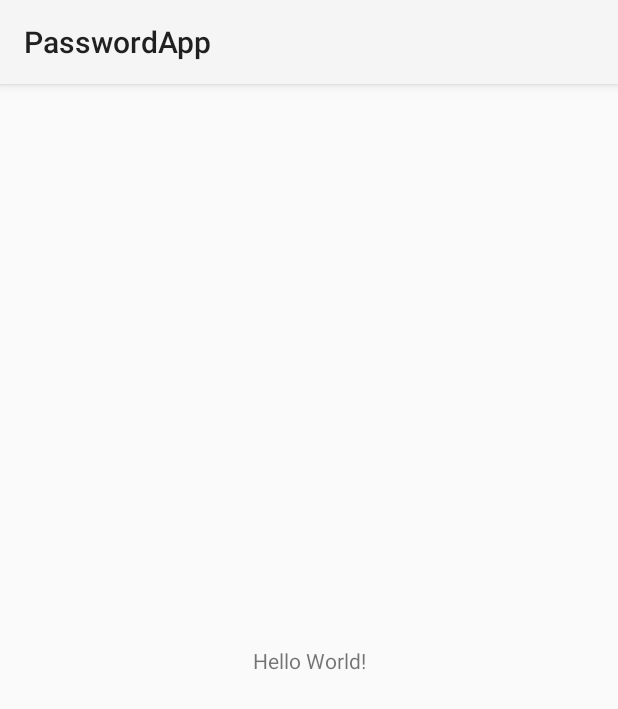
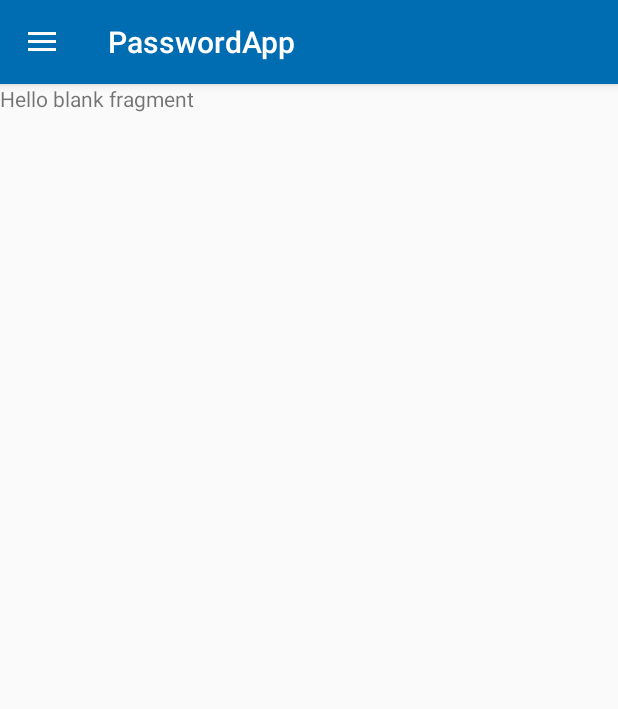
Before and after one commit to miguelapol/passwordapp, an Android app: the screen it shows after launch (MainActivity), on a phone screen of 412 x 824 dp. Shown: the top 709 px of the screen. Run offline under Robolectric (Android 15) with nearby library versions, the phone set to English and light mode, and no system bars.

Commit message:
creacion de menu deslizante

```diff
--- a/app/build.gradle
+++ b/app/build.gradle
@@ -35,4 +35,6 @@ dependencies {
     testImplementation 'junit:junit:4.13.2'
     androidTestImplementation 'androidx.test.ext:junit:1.1.3'
     androidTestImplementation 'androidx.test.espresso:espresso-core:3.4.0'
+
+    implementation 'com.google.android.material:material:1.6.1'
 }
--- a/app/src/main/AndroidManifest.xml
+++ b/app/src/main/AndroidManifest.xml
@@ -10,11 +10,12 @@
         android:roundIcon="@mipmap/icon_password_round"
         android:label="@string/app_name"
         android:supportsRtl="true"
-        android:theme="@style/Theme.PasswordApp"
+        android:theme="@style/AppTheme"
         tools:targetApi="31">
         <activity
             android:name=".MainActivity"
-            android:exported="true">
+            android:exported="true"
+            android:theme="@style/AppTheme.NoActionBar">
             <intent-filter>
                 <action android:name="android.intent.action.MAIN" />
 
--- /dev/null
+++ b/app/src/main/java/com/example/passwordapp/Fragmentos/F_Todas.java
@@ -0,0 +1,66 @@
+package com.example.passwordapp.Fragmentos;
+
+import android.os.Bundle;
+
+import androidx.fragment.app.Fragment;
+
+import android.view.LayoutInflater;
+import android.view.View;
+import android.view.ViewGroup;
+
+import com.example.passwordapp.R;
+
+/**
+ * A simple {@link Fragment} subclass.
+ * Use the {@link F_Todas#newInstance} factory method to
+ * create an instance of this fragment.
+ */
+public class F_Todas extends Fragment {
+
+    // TODO: Rename parameter arguments, choose names that match
+    // the fragment initialization parameters, e.g. ARG_ITEM_NUMBER
+    private static final String ARG_PARAM1 = "param1";
+    private static final String ARG_PARAM2 = "param2";
+
+    // TODO: Rename and change types of parameters
+    private String mParam1;
+    private String mParam2;
+
+    public F_Todas() {
+        // Required empty public constructor
+    }
+
+    /**
+     * Use this factory method to create a new instance of
+     * this fragment using the provided parameters.
+     *
+     * @param param1 Parameter 1.
+     * @param param2 Parameter 2.
+     * @return A new instance of fragment F_Todas.
+     */
+    // TODO: Rename and change types and number of parameters
+    public static F_Todas newInstance(String param1, String param2) {
+        F_Todas fragment = new F_Todas();
+        Bundle args = new Bundle();
+        args.putString(ARG_PARAM1, param1);
+        args.putString(ARG_PARAM2, param2);
+        fragment.setArguments(args);
+        return fragment;
+    }
+
+    @Override
+    public void onCreate(Bundle savedInstanceState) {
+        super.onCreate(savedInstanceState);
+        if (getArguments() != null) {
+            mParam1 = getArguments().getString(ARG_PARAM1);
+            mParam2 = getArguments().getString(ARG_PARAM2);
+        }
+    }
+
+    @Override
+    public View onCreateView(LayoutInflater inflater, ViewGroup container,
+                             Bundle savedInstanceState) {
+        // Inflate the layout for this fragment
+        return inflater.inflate(R.layout.fragment_f__todas, container, false);
+    }
+}
--- a/app/src/main/java/com/example/passwordapp/MainActivity.java
+++ b/app/src/main/java/com/example/passwordapp/MainActivity.java
@@ -1,14 +1,60 @@
 package com.example.passwordapp;
 
+import androidx.annotation.NonNull;
+import androidx.appcompat.app.ActionBarDrawerToggle;
 import androidx.appcompat.app.AppCompatActivity;
+import androidx.appcompat.widget.Toolbar;
+import androidx.core.view.GravityCompat;
+import androidx.drawerlayout.widget.DrawerLayout;
 
 import android.os.Bundle;
+import android.view.MenuItem;
+import android.widget.Toast;
 
-public class MainActivity extends AppCompatActivity {
+import com.example.passwordapp.Fragmentos.F_Ajustes;
+import com.example.passwordapp.Fragmentos.F_Todas;
+import com.google.android.material.navigation.NavigationView;
 
+public class MainActivity extends AppCompatActivity implements NavigationView.OnNavigationItemSelectedListener {
+    DrawerLayout drawer;
     @Override
     protected void onCreate(Bundle savedInstanceState) {
         super.onCreate(savedInstanceState);
         setContentView(R.layout.activity_main);
+
+        Toolbar toolbar= findViewById(R.id.toolbar);
+        setSupportActionBar(toolbar);
+
+        drawer= findViewById(R.id.drawer_layout);
+        NavigationView navigationView=findViewById(R.id.nav_view);
+        navigationView.setNavigationItemSelectedListener(this);
+        navigationView.setItemIconTintList(null);
+
+        ActionBarDrawerToggle toogle= new ActionBarDrawerToggle(this,drawer,toolbar,R.string.navigation_drawer_open,R.string.navigation_drawer_close);
+        drawer.addDrawerListener(toogle);
+        toogle.syncState();
+
+        /*Fragmento al ejectar la aplicacion*/
+        if(savedInstanceState==null){
+            getSupportFragmentManager().beginTransaction().replace(R.id.fragment_container,new F_Todas()).commit();
+            navigationView.setCheckedItem(R.id.Opcion_Todas);
+        }
+    }
+
+    @Override
+    public boolean onNavigationItemSelected(@NonNull MenuItem item) {
+        int id= item.getItemId();
+
+        if(id==R.id.Opcion_Todas){
+            getSupportFragmentManager().beginTransaction().replace(R.id.fragment_container,new F_Todas()).commit();
+        }
+        if (id==R.id.Opcion_Ajustes){
+            getSupportFragmentManager().beginTransaction().replace(R.id.fragment_container,new F_Ajustes()).commit();
+        }
+        if(id==R.id.Opcion_Salir){
+            Toast.makeText(this, "Cerrar Sesion", Toast.LENGTH_SHORT).show();
+        }
+        drawer.closeDrawer(GravityCompat.START);
+        return  true;
     }
 }
--- a/app/src/main/res/layout/activity_main.xml
+++ b/app/src/main/res/layout/activity_main.xml
@@ -1,18 +1,53 @@
 <?xml version="1.0" encoding="utf-8"?>
-<androidx.constraintlayout.widget.ConstraintLayout xmlns:android="http://schemas.android.com/apk/res/android"
+<androidx.drawerlayout.widget.DrawerLayout
+    xmlns:android="http://schemas.android.com/apk/res/android"
     xmlns:app="http://schemas.android.com/apk/res-auto"
     xmlns:tools="http://schemas.android.com/tools"
     android:layout_width="match_parent"
     android:layout_height="match_parent"
+    android:id="@+id/drawer_layout"
+    tools:openDrawer="start"
     tools:context=".MainActivity">
 
-    <TextView
+    <!-- Contenido principal -->
+    <androidx.appcompat.widget.LinearLayoutCompat
+        android:layout_width="match_parent"
+        android:layout_height="match_parent"
+        android:orientation="vertical">
+
+        <com.google.android.material.appbar.AppBarLayout
+            android:layout_width="match_parent"
+            android:layout_height="wrap_content">
+
+            <androidx.appcompat.widget.Toolbar
+                android:id="@+id/toolbar"
+                android:layout_width="match_parent"
+                android:layout_height="?attr/actionBarSize"
+                android:background="@color/colorPrimary"
+                android:theme="@style/ThemeOverlay.AppCompat.Dark.ActionBar"
+                android:popupTheme="@style/ThemeOverlay.AppCompat.Light"
+                />
+
+        </com.google.android.material.appbar.AppBarLayout>
+
+        <!-- Aquí puedes agregar más contenido principal -->
+        <FrameLayout
+            android:id="@+id/fragment_container"
+            android:layout_width="match_parent"
+            android:layout_height="match_parent"/>
+
+    </androidx.appcompat.widget.LinearLayoutCompat>
+
+    <!-- Navigation Drawer -->
+    <com.google.android.material.navigation.NavigationView
         android:layout_width="wrap_content"
-        android:layout_height="wrap_content"
-        android:text="Hello World!"
-        app:layout_constraintBottom_toBottomOf="parent"
-        app:layout_constraintEnd_toEndOf="parent"
-        app:layout_constraintStart_toStartOf="parent"
-        app:layout_constraintTop_toTopOf="parent" />
+        android:layout_height="match_parent"
+        android:layout_gravity="start"
+        android:id="@+id/nav_view"
+        app:headerLayout="@layout/encabezado"
+        app:menu="@menu/drawer_menu"
+        android:background="#ffffff"
+        app:itemIconPadding="10dp"
+         />
 
-</androidx.constraintlayout.widget.ConstraintLayout>
+</androidx.drawerlayout.widget.DrawerLayout>
--- /dev/null
+++ b/app/src/main/res/layout/fragment_f__todas.xml
@@ -0,0 +1,14 @@
+<?xml version="1.0" encoding="utf-8"?>
+<FrameLayout xmlns:android="http://schemas.android.com/apk/res/android"
+    xmlns:tools="http://schemas.android.com/tools"
+    android:layout_width="match_parent"
+    android:layout_height="match_parent"
+    tools:context=".Fragmentos.F_Todas">
+
+    <!-- TODO: Update blank fragment layout -->
+    <TextView
+        android:layout_width="match_parent"
+        android:layout_height="match_parent"
+        android:text="@string/hello_blank_fragment" />
+
+</FrameLayout>
--- a/app/src/main/res/values/strings.xml
+++ b/app/src/main/res/values/strings.xml
@@ -4,6 +4,9 @@
     <string name="Opcion_Todas">Todas</string>
     <string name="Opcion_Ajustes">Ajustes</string>
     <string name="Opcion_Salir">Salir</string>
-
-
+    <!--Drawer Layout-->
+    <string name="navigation_drawer_open">Open</string>
+    <string name="navigation_drawer_close">Close</string>
+    <!-- TODO: Remove or change this placeholder text -->
+    <string name="hello_blank_fragment">Hello blank fragment</string>
 </resources>
```
Also changed, not shown: app/src/main/java/com/example/passwordapp/Fragmentos/F_Ajustes.java (added, +66 -0 lines), app/src/main/res/layout/fragment_f__ajustes.xml (added, +14 -0 lines), app/src/main/res/mipmap-hdpi/icon_todas.png (added), app/src/main/res/mipmap-mdpi/icon_todas.png (added), app/src/main/res/mipmap-xhdpi/icon_todas.png (added), app/src/main/res/mipmap-xxhdpi/icon_todas.png (added), app/src/main/res/mipmap-xxxhdpi/icon_todas.png (added).
